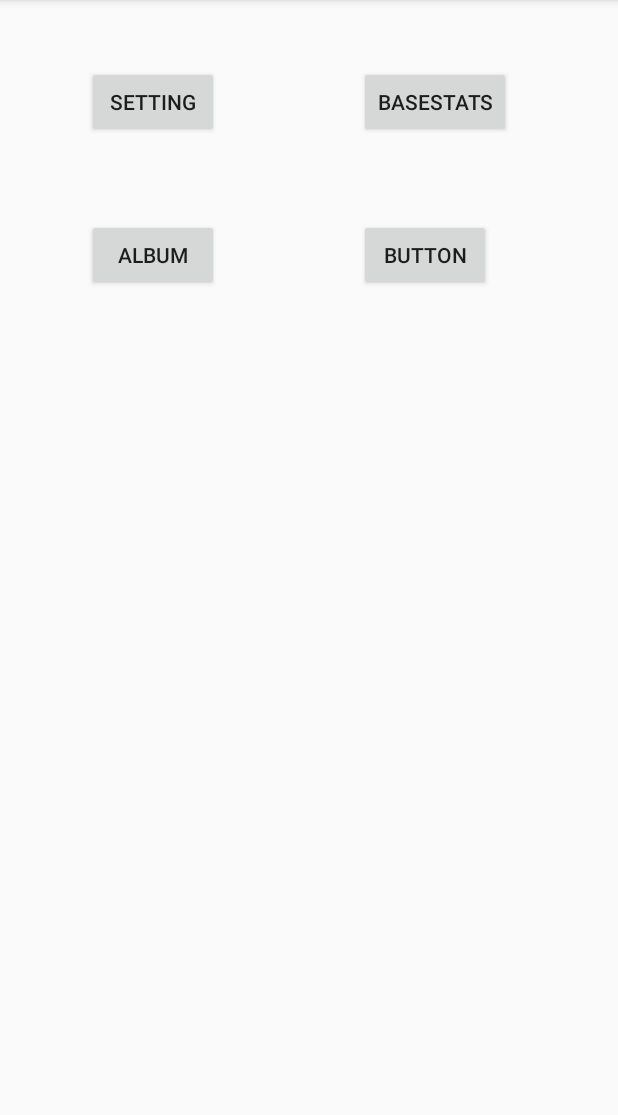
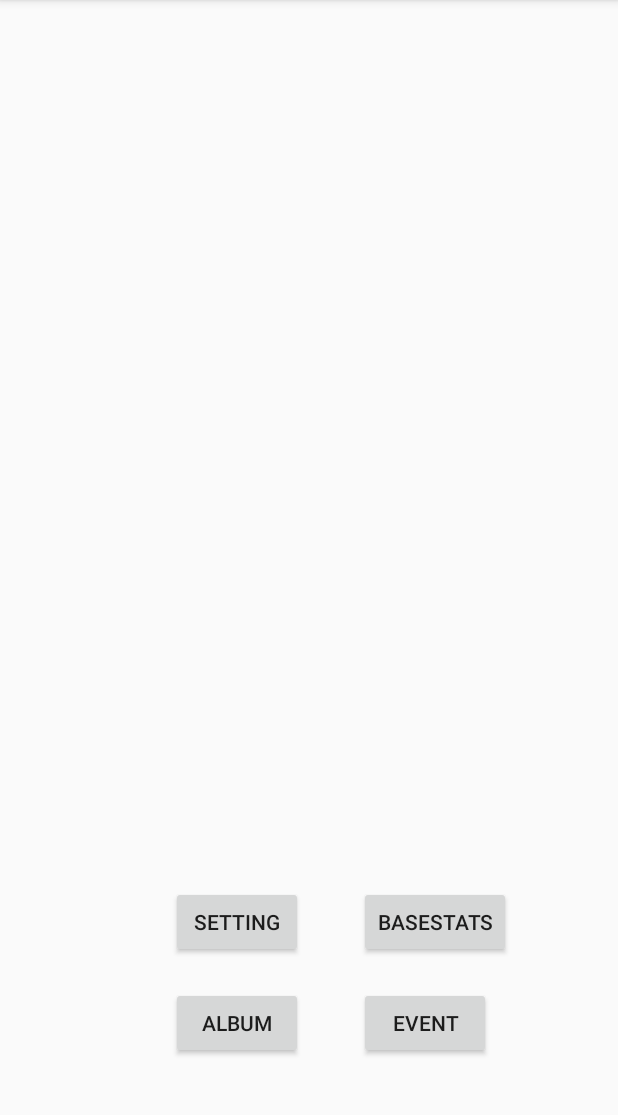
Before and after one commit to tranphuochien/Android-Fitnessdiary, an Android app: the Album_main screen opened directly, with no data from a screen before it, after a tap on "CANCEL", on a phone screen of 412 x 824 dp, the part 84-1199 px from its top. Run offline under Robolectric (Android 15) with nearby library versions, the phone set to English and light mode, and no system bars; 3 other taps on this screen came first.

Commit message:
save to merge

```diff
--- a/app/src/main/java/com/example/op/fitnessdiary/album/Album_main.java
+++ b/app/src/main/java/com/example/op/fitnessdiary/album/Album_main.java
@@ -1,29 +1,36 @@
 package com.example.op.fitnessdiary.album;
 
-import android.app.Activity;
 import android.content.Intent;
+import android.content.pm.PackageManager;
+import android.os.Environment;
 import android.support.v4.app.ActivityCompat;
 import android.support.v7.app.AppCompatActivity;
 import android.os.Bundle;
+import android.util.Log;
 import android.view.View;
 import android.widget.Button;
 import android.widget.ListView;
 import android.widget.Toast;
 import android.widget.AdapterView;
+import android.Manifest;
 
 import com.example.op.fitnessdiary.MainActivity;
 import com.example.op.fitnessdiary.R;
 
+import java.io.BufferedReader;
+import java.io.File;
+import java.io.FileInputStream;
+import java.io.IOException;
+import java.io.InputStreamReader;
 import java.util.ArrayList;
 import java.util.List;
 
 public class Album_main extends AppCompatActivity {
 
-
+    private static final int REQUEST_ID_READ_PERMISSION = 100;
     private ListView images;
     private Button addBtn;
-    private Button cancelBtn;
-
+    private String storePath;
     @Override
     protected void onCreate(Bundle savedInstanceState) {
         super.onCreate(savedInstanceState);
@@ -31,10 +38,11 @@ public class Album_main extends AppCompatActivity {
 
         this.images = (ListView) this.findViewById(R.id.Album_listImages);
         this.addBtn = (Button) this.findViewById(R.id.Album_addNew);
-        this.cancelBtn = (Button) this.findViewById(R.id.Album_cancel);
 
-        this.addBtn.setOnClickListener(new Button.OnClickListener(){
-            public void onClick(View v){
+        this.storePath = askPermissionAndGetPath();
+
+        this.addBtn.setOnClickListener(new Button.OnClickListener() {
+            public void onClick(View v) {
                 Toast.makeText(Album_main.this, "Da add anh thanh cong", Toast.LENGTH_SHORT).show();
                 // xu ly add o day
             }
@@ -56,10 +64,9 @@ public class Album_main extends AppCompatActivity {
 
     private List<UserImage> getListData() {
         List<UserImage> list = new ArrayList<UserImage>();
-        UserImage anh1 = new UserImage("test_image", "anh1");
-        UserImage anh2 = new UserImage("test_image", "anh2");
-        UserImage anh3 = new UserImage("test_image", "anh3");
-
+        UserImage anh1 = new UserImage("test_image.png", "anh1", storePath);
+        UserImage anh2 = new UserImage("test_image.png", "anh2", storePath);
+        UserImage anh3 = new UserImage("test_image.png", "anh3", storePath);
 
         list.add(anh1);
         list.add(anh2);
@@ -68,9 +75,69 @@ public class Album_main extends AppCompatActivity {
         return list;
     }
 
-    public void onClickCancel(View v){
+    public void onClickCancel(View v) {
         Intent myIntent = new Intent(this, MainActivity.class);
         this.startActivity(myIntent);
         finish();
     }
+
+    private String askPermissionAndGetPath() {
+        boolean canRead = this.askPermission(REQUEST_ID_READ_PERMISSION,
+                Manifest.permission.READ_EXTERNAL_STORAGE);
+        //
+        if (canRead) {
+            return this.readFile();
+        }
+        return null;
+    }
+
+    private boolean askPermission(int requestId, String permissionName) {
+        if (android.os.Build.VERSION.SDK_INT >= 23) {
+
+            // Kiểm tra quyền
+            int permission = ActivityCompat.checkSelfPermission(this, permissionName);
+
+
+            if (permission != PackageManager.PERMISSION_GRANTED) {
+
+                // Nếu không có quyền, cần nhắc người dùng cho phép.
+                this.requestPermissions(
+                        new String[]{permissionName},
+                        requestId
+                );
+                return false;
+            }
+        }
+        return true;
+    }
+
+    @Override
+    public void onRequestPermissionsResult(int requestCode,
+                                           String permissions[], int[] grantResults) {
+
+        super.onRequestPermissionsResult(requestCode, permissions, grantResults);
+        //
+
+        // Chú ý: Nếu yêu cầu bị hủy, mảng kết quả trả về là rỗng.
+        if (grantResults.length > 0) {
+            switch (requestCode) {
+                case REQUEST_ID_READ_PERMISSION: {
+                    if (grantResults[0] == PackageManager.PERMISSION_GRANTED) {
+                        readFile();
+                    }
+                }
+            }
+        } else {
+            Toast.makeText(this.getApplicationContext(), "Permission Cancelled!", Toast.LENGTH_SHORT).show();
+        }
+    }
+
+    private String readFile() {
+        // Thư mục gốc của SD Card.
+        File extStore = Environment.getExternalStorageDirectory();
+        // ==> /storage/emulated/0/note.txt
+        String path = extStore.getAbsolutePath() + "/" + "Pictures" + "/";
+        Log.v("Album_main", path);
+        return path;
+    }
 }
--- a/app/src/main/java/com/example/op/fitnessdiary/album/Custom_list_adapter.java
+++ b/app/src/main/java/com/example/op/fitnessdiary/album/Custom_list_adapter.java
@@ -2,6 +2,7 @@ package com.example.op.fitnessdiary.album;
 
 import android.content.Context;
 import android.content.pm.PackageManager;
+import android.graphics.BitmapFactory;
 import android.os.Environment;
 import android.support.v4.app.ActivityCompat;
 import android.util.Log;
@@ -30,7 +31,6 @@ import java.util.List;
 
 public class Custom_list_adapter extends BaseAdapter {
 
-    private static final int REQUEST_ID_READ_PERMISSION = 100;
     private List<UserImage> listData;
     private LayoutInflater layoutInflater;
     private Context context;
@@ -57,83 +57,6 @@ public class Custom_list_adapter extends BaseAdapter {
     public long getItemId(int position){
         return position;
     }
-/*
-    private void askPermissionAndReadFile() {
-        boolean canRead = this.askPermission(REQUEST_ID_READ_PERMISSION,
-                Manifest.permission.READ_EXTERNAL_STORAGE);
-        //
-        if (canRead) {
-            this.readFile();
-        }
-    }
-
-    private boolean askPermission(int requestId, String permissionName) {
-        if (android.os.Build.VERSION.SDK_INT >= 23) {
-
-            // Kiểm tra quyền
-            int permission = ActivityCompat.checkSelfPermission(MainActivity.this, permissionName);
-
-
-            if (permission != PackageManager.PERMISSION_GRANTED) {
-
-                // Nếu không có quyền, cần nhắc người dùng cho phép.
-                MainActivity.requestPermissions(
-                        new String[]{permissionName},
-                        requestId
-                );
-                return false;
-            }
-        }
-        return true;
-    }
-
-    @Override
-    public void onRequestPermissionsResult(int requestCode,
-                                           String permissions[], int[] grantResults) {
-
-        super.onRequestPermissionsResult(requestCode, permissions, grantResults);
-        //
-
-        // Chú ý: Nếu yêu cầu bị hủy, mảng kết quả trả về là rỗng.
-        if (grantResults.length > 0) {
-            switch (requestCode) {
-                case REQUEST_ID_READ_PERMISSION: {
-                    if (grantResults[0] == PackageManager.PERMISSION_GRANTED) {
-                        readFile();
-                    }
-                }
-            }
-        } else {
-            Toast.makeText(this.getApplicationContext(), "Permission Cancelled!", Toast.LENGTH_SHORT).show();
-        }
-    }
-
-    private void readFile() {
-        // Thư mục gốc của SD Card.
-        File extStore = Environment.getExternalStorageDirectory();
-        // ==> /storage/emulated/0/note.txt
-        String path = extStore.getAbsolutePath() + "/" + fileName;
-        Log.i("ExternalStorageDemo", "Read file: " + path);
-
-        String s = "";
-        String fileContent = "";
-        try {
-            File myFile = new File(path);
-            FileInputStream fIn = new FileInputStream(myFile);
-            BufferedReader myReader = new BufferedReader(
-                    new InputStreamReader(fIn));
-
-            while ((s = myReader.readLine()) != null) {
-                fileContent += s + "\n";
-            }
-            myReader.close();
-
-            this.textView.setText(fileContent);
-        } catch (IOException e) {
-            e.printStackTrace();
-        }
-        Toast.makeText(getApplicationContext(), fileContent, Toast.LENGTH_LONG).show();
-    }*/
 
     public View getView (int position, View convertView, ViewGroup parent){
         ViewHolder holder;
@@ -151,18 +74,7 @@ public class Custom_list_adapter extends BaseAdapter {
         UserImage userImage = this.listData.get(position);
         holder.info.setText(userImage.getImageInfo());
 
-        int imageId = this.getStorageIdByName(userImage.getImageName());
-
-        holder.image.setImageResource(imageId);
+        holder.image.setImageBitmap(BitmapFactory.decodeFile(userImage.getImagePath() + userImage.getImageName()));
         return convertView;
     }
-
-    public int getStorageIdByName(String resName){
-        String pkgName = context.getPackageName();
-
-        // Trả về 0 nếu không tìm thấy.
-        int resID = context.getResources().getIdentifier(resName , "mipmap", pkgName);
-        Log.i("CustomListView", "Res Name: "+ resName+"==> Res ID = "+ resID);
-        return resID;
-    }
 }
--- a/app/src/main/java/com/example/op/fitnessdiary/album/UserImage.java
+++ b/app/src/main/java/com/example/op/fitnessdiary/album/UserImage.java
@@ -1,6 +1,7 @@
 package com.example.op.fitnessdiary.album;
 
 import java.io.Serializable;
+import java.io.StringReader;
 
 /**
  * Created by theriddle on 12/24/16.
@@ -9,10 +10,12 @@ import java.io.Serializable;
 public class UserImage implements Serializable{
     private String imageName;
     private String imageInfo;
+    private String imagePath;
 
-    public UserImage(String imageName, String imageInfo){
+    public UserImage(String imageName, String imageInfo, String imagePath){
         this.imageInfo = imageInfo;
         this.imageName = imageName;
+        this.imagePath = imagePath;
     }
 
     public String getImageName(){
@@ -23,6 +26,8 @@ public class UserImage implements Serializable{
         return this.imageInfo;
     }
 
+    public String getImagePath() { return this.imagePath; }
+
     public void setImageName(String imageName){
         this.imageName = imageName;
     }
@@ -31,4 +36,6 @@ public class UserImage implements Serializable{
         this.imageInfo = imageInfo;
     }
 
+    public void setImagePath(String imagePath) { this.imagePath = imagePath; }
+
 }
--- a/app/src/main/res/layout/activity_main.xml
+++ b/app/src/main/res/layout/activity_main.xml
@@ -3,19 +3,6 @@
     android:orientation="vertical" android:layout_width="match_parent"
     android:layout_height="match_parent">
 
-
-    <Button
-        android:text="Setting"
-        android:layout_width="wrap_content"
-        android:layout_height="wrap_content"
-        android:layout_marginLeft="58dp"
-        android:layout_marginStart="58dp"
-        android:layout_marginTop="44dp"
-        android:id="@+id/test_intent_to_setting"
-        android:layout_alignParentTop="true"
-        android:layout_alignParentLeft="true"
-        android:layout_alignParentStart="true"
-        android:onClick="onClickSetting" />
 
     <Button
         android:text="BaseStats"
@@ -30,18 +17,7 @@
         android:onClick="onClickBaseStats" />
 
     <Button
-        android:text="Album"
-        android:layout_width="wrap_content"
-        android:layout_height="wrap_content"
-        android:layout_below="@+id/test_intent_to_setting"
-        android:layout_alignLeft="@+id/test_intent_to_setting"
-        android:layout_alignStart="@+id/test_intent_to_setting"
-        android:layout_marginTop="54dp"
-        android:id="@+id/test_intent_to_album"
-        android:onClick="onClickAlbum" />
-
-    <Button
-        android:text="Button"
+        android:text="Event"
         android:layout_width="wrap_content"
         android:layout_height="wrap_content"
         android:layout_alignBottom="@+id/test_intent_to_album"
@@ -49,4 +25,28 @@
         android:layout_alignStart="@+id/test_intent_to_baseStats"
         android:id="@+id/test_intent_to_event"
         android:onClick="onClickEvent" />
+
+    <Button
+        android:text="Setting"
+        android:layout_width="wrap_content"
+        android:layout_height="wrap_content"
+        android:id="@+id/test_intent_to_setting"
+        android:onClick="onClickSetting"
+        android:layout_marginBottom="19dp"
+        android:layout_above="@+id/test_intent_to_event"
+        android:layout_toLeftOf="@+id/test_intent_to_baseStats"
+        android:layout_toStartOf="@+id/test_intent_to_baseStats"
+        android:layout_marginRight="37dp"
+        android:layout_marginEnd="37dp" />
+
+    <Button
+        android:text="Album"
+        android:layout_width="wrap_content"
+        android:layout_height="wrap_content"
+        android:id="@+id/test_intent_to_album"
+        android:onClick="onClickAlbum"
+        android:layout_marginBottom="62dp"
+        android:layout_alignParentBottom="true"
+        android:layout_alignLeft="@+id/test_intent_to_setting"
+        android:layout_alignStart="@+id/test_intent_to_setting" />
 </RelativeLayout>
```
